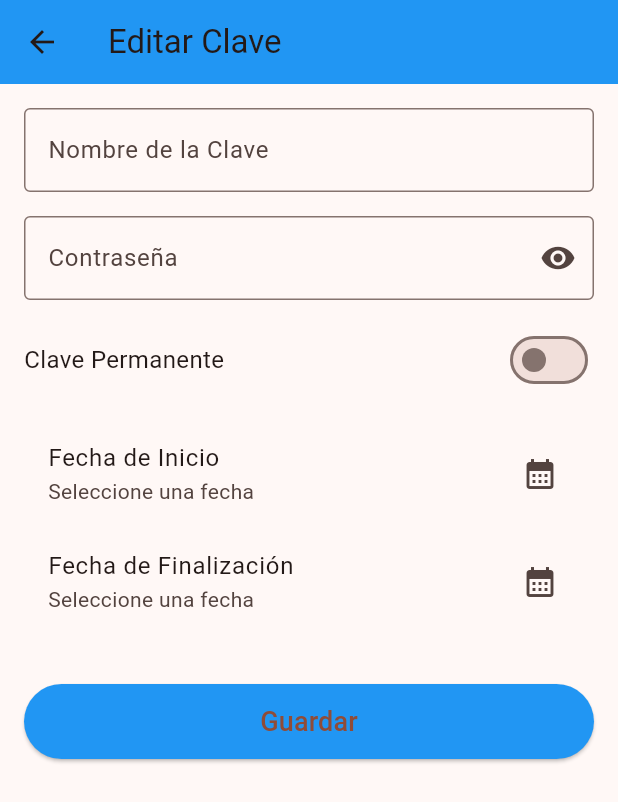
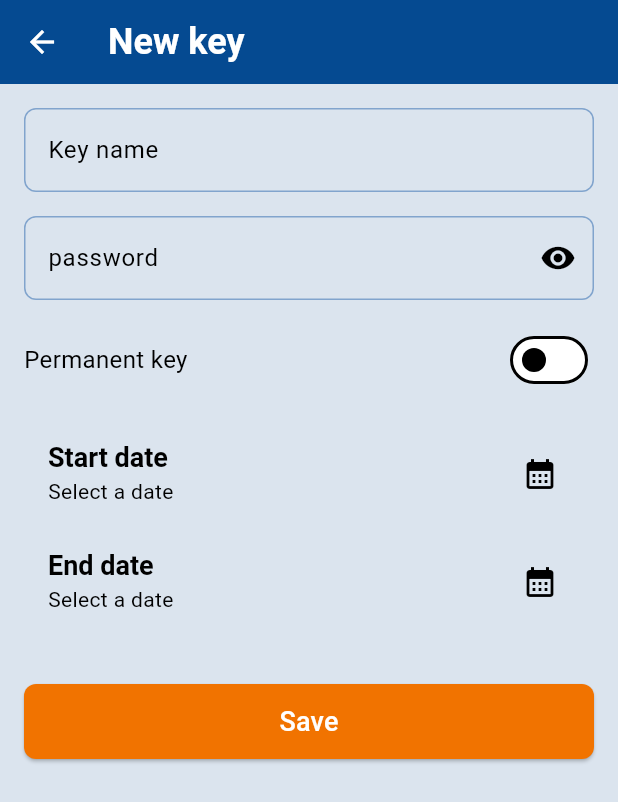
Before and after one commit to danielorviz/IntelligentMailbox, a Flutter app: the EditAuthKeyScreen screen opened directly with empty values, on a phone screen of 412 x 824 dp. Shown: the top 802 px of the screen. Run offline on Flutter 3.47's test engine with Material 3 defaults, Android fonts, the phone set to English and light mode, and no system bars; our stand-ins replace firebase_auth, firebase_core, firebase_database, fl_chart, google_sign_in, rxdart and 1 more; accounts and stored records are empty; generated files the repository leaves out were written again.

Commit message:
Estilos genericos e internacionalizacion authorized keys

```diff
--- a/intelligent_mailbox_app/lib/l10n/app_en.arb
+++ b/intelligent_mailbox_app/lib/l10n/app_en.arb
@@ -17,6 +17,25 @@
   "home": "Home",
   "packages": "Packages",
   "keys":"Keys",
-  "mail": "Mail"
+  "mail": "Mail",
+  "delete":"Delete",
+  "noMailboxSelected":"No mailbox selected",
+  "confirmDeleteAuthKey": "Are you sure you want to delete this authorized key?",
+  "authKeyDeleted": "Authorized key removed",
+  "permanentKey": "Permanent key",
+  "mustSelectStartDate": "You must select a start date first",
+  "endDateAfterStartDate": "The end date must be after the start date",
+  "endDateAndStartDateMandatory": "Start and end dates are mandatory",
+  "successfullyUpdated": "Successfully updated",
+  "editKey":"Edit key",
+  "newKey": "New key",
+  "keyName": "Key name",
+  "enterName": "Please enter a name",
+  "password": "password",
+  "enterValue": "Please enter a value",
+  "startDate": "Start date",
+  "endDate": "End date",
+  "selectDate": "Select a date",
+  "save": "Save"
 
 }
--- a/intelligent_mailbox_app/lib/main.dart
+++ b/intelligent_mailbox_app/lib/main.dart
@@ -3,6 +3,7 @@ import 'package:flutter_gen/gen_l10n/app_localizations.dart';
 import 'package:firebase_core/firebase_core.dart';
 import 'package:firebase_auth/firebase_auth.dart';
 import 'package:intelligent_mailbox_app/providers/mailbox_provider.dart';
+import 'package:intelligent_mailbox_app/utils/app_theme.dart';
 import 'package:provider/provider.dart';
 import 'package:intelligent_mailbox_app/providers/user_provider.dart';
 import 'package:intelligent_mailbox_app/pages/home_page.dart';
@@ -36,9 +37,7 @@ class MyApp extends StatelessWidget {
       child: MaterialApp(
         localizationsDelegates: AppLocalizations.localizationsDelegates,
         supportedLocales: AppLocalizations.supportedLocales,
-        theme: ThemeData(
-          colorScheme: ColorScheme.fromSeed(seedColor: Colors.deepOrange),
-        ),
+        theme: AppTheme.lightTheme,
         home: const AuthCheck(),
       ),
     );
--- a/intelligent_mailbox_app/lib/pages/edit_auth_key.dart
+++ b/intelligent_mailbox_app/lib/pages/edit_auth_key.dart
@@ -1,4 +1,5 @@
 import 'package:flutter/material.dart';
+import 'package:flutter_gen/gen_l10n/app_localizations.dart';
 import 'package:intelligent_mailbox_app/models/authorized_key.dart';
 import 'package:intelligent_mailbox_app/services/mailbox_service.dart';
 import 'package:intelligent_mailbox_app/utils/date_time_utils.dart';
@@ -61,7 +62,7 @@ class _EditKeyScreenState extends State<EditAuthKeyScreen> {
 
         setState(() {
           _initDate = combinedDateTime;
-          _finishDate = null; // Resetear la fecha de finalización
+          _finishDate = null;
         });
       }
     }
@@ -71,8 +72,8 @@ class _EditKeyScreenState extends State<EditAuthKeyScreen> {
 Future<void> _selectEndDate(BuildContext context) async {
   if (_initDate == null) {
     ScaffoldMessenger.of(context).showSnackBar(
-      const SnackBar(
-        content: Text('Debe seleccionar una fecha de inicio primero'),
+      SnackBar(
+        content: Text(AppLocalizations.of(context)!.mustSelectStartDate),
       ),
     );
     return;
@@ -108,10 +109,8 @@ Future<void> _selectEndDate(BuildContext context) async {
           });
         } else {
           ScaffoldMessenger.of(context).showSnackBar(
-            const SnackBar(
-              content: Text(
-                'La fecha de finalización debe ser posterior a la de inicio',
-              ),
+            SnackBar(
+              content: Text(AppLocalizations.of(context)!.endDateAfterStartDate),
             ),
           );
         }
@@ -125,9 +124,8 @@ Future<void> _selectEndDate(BuildContext context) async {
     if (_formKey.currentState!.validate()) {
       if (!_isPermanent && (_initDate == null || _finishDate == null)) {
         ScaffoldMessenger.of(context).showSnackBar(
-          const SnackBar(
-            content: Text('Las fechas de inicio y finalización son obligatorias'),
-          ),
+          SnackBar(
+            content: Text(AppLocalizations.of(context)!.mustSelectStartDate),),
         );
         return;
       }
@@ -141,7 +139,6 @@ Future<void> _selectEndDate(BuildContext context) async {
           finishDate: DateTimeUtils.getUnixTimestampWithoutTimezoneOffset(_finishDate),
         );
         await _mailboxService.updateAuthorizedKey(widget.mailboxId, updatedKey);
-        print('Actualizado: ${updatedKey.toMap()}');
       }else{
           final newKey = AuthorizedKey(
           initDate: DateTimeUtils.getUnixTimestampWithoutTimezoneOffset(_initDate),
@@ -152,14 +149,13 @@ Future<void> _selectEndDate(BuildContext context) async {
           finishDate: DateTimeUtils.getUnixTimestampWithoutTimezoneOffset(_finishDate),
         );
         await _mailboxService.createAuthorizedKey(widget.mailboxId, newKey);
-        print('Guardado: ${newKey.toMap()}');
       }
       if(mounted){
         Navigator.pop(context);
 
         ScaffoldMessenger.of(context).showSnackBar(
-            const SnackBar(
-              content: Text('Actualizado correctamente'),
+            SnackBar(
+              content: Text(AppLocalizations.of(context)!.successfullyUpdated),
             ),
           );
       }
@@ -171,8 +167,7 @@ Future<void> _selectEndDate(BuildContext context) async {
 
   return Scaffold(
     appBar: AppBar(
-      title: const Text("Editar Clave"),
-      backgroundColor: Colors.blue,
+      title: widget.keyData !=null ? Text(AppLocalizations.of(context)!.editKey) : Text(AppLocalizations.of(context)!.newKey),
     ),
     body: SingleChildScrollView(
       padding: const EdgeInsets.all(16.0),
@@ -183,13 +178,13 @@ Future<void> _selectEndDate(BuildContext context) async {
           children: [
             TextFormField(
               controller: _nameController,
-              decoration: const InputDecoration(
-                labelText: 'Nombre de la Clave',
+              decoration: InputDecoration(
+                labelText: AppLocalizations.of(context)!.keyName,
                 border: OutlineInputBorder(),
               ),
               validator: (value) {
                 if (value == null || value.isEmpty) {
-                  return 'Por favor, ingrese un nombre';
+                  return AppLocalizations.of(context)!.enterName;
                 }
                 return null;
               },
@@ -199,7 +194,7 @@ Future<void> _selectEndDate(BuildContext context) async {
               controller: _valueController,
               obscureText: _isObscured,
               decoration: InputDecoration(
-              labelText: 'Contraseña',
+              labelText: AppLocalizations.of(context)!.password,
               border: const OutlineInputBorder(),
               suffixIcon: IconButton(
                 icon: Icon(
@@ -214,7 +209,7 @@ Future<void> _selectEndDate(BuildContext context) async {
             ),
               validator: (value) {
                 if (value == null || value.isEmpty) {
-                  return 'Por favor, ingrese un valor';
+                  return AppLocalizations.of(context)!.enterValue;
                 }
                 return null;
               },
@@ -223,8 +218,8 @@ Future<void> _selectEndDate(BuildContext context) async {
             Row(
               mainAxisAlignment: MainAxisAlignment.spaceBetween,
               children: [
-                const Text(
-                  'Clave Permanente',
+                Text(
+                  AppLocalizations.of(context)!.permanentKey,
                   style: TextStyle(fontSize: 16),
                 ),
                 Switch(
@@ -240,21 +235,23 @@ Future<void> _selectEndDate(BuildContext context) async {
             if (!_isPermanent) ...[
               const SizedBox(height: 16),
               ListTile(
-                title: const Text('Fecha de Inicio'),
+                title: Text(AppLocalizations.of(context)!.startDate,
+                style: Theme.of(context).textTheme.headlineSmall,),
                 subtitle: Text(
                   _initDate != null
-                      ? _initDate!.toLocal().toString()
-                      : 'Seleccione una fecha',
+                      ?  ("${DateTimeUtils.formatDate(_initDate!.toLocal())}   ${DateTimeUtils.formatTime(_initDate!.toLocal())}")
+                      : AppLocalizations.of(context)!.selectDate,
                 ),
                 trailing: const Icon(Icons.calendar_month),
                 onTap: () => _selectStartDate(context),
               ),
               ListTile(
-                title: const Text('Fecha de Finalización'),
+                title: Text(AppLocalizations.of(context)!.endDate,
+                style: Theme.of(context).textTheme.headlineSmall,),
                 subtitle: Text(
                   _finishDate != null
-                      ? _finishDate!.toLocal().toString()
-                      : 'Seleccione una fecha',
+                      ?  "${DateTimeUtils.formatDate(_finishDate!.toLocal())}   ${DateTimeUtils.formatTime(_finishDate!.toLocal())}"
+                      : AppLocalizations.of(context)!.selectDate,
                 ),
                 trailing: const Icon(Icons.calendar_month),
                 onTap: _initDate == null
@@ -267,9 +264,8 @@ Future<void> _selectEndDate(BuildContext context) async {
               onPressed: _saveKey,
                 style: ElevatedButton.styleFrom(
                 minimumSize: const Size(double.infinity, 50),
-                backgroundColor: Colors.blue,
               ),
-              child: const Text('Guardar', style: TextStyle(fontSize: 18)),
+              child: Text(AppLocalizations.of(context)!.save, style: TextStyle(fontSize: 18)),
             ),
           ],
         ),
--- a/intelligent_mailbox_app/lib/pages/home_page.dart
+++ b/intelligent_mailbox_app/lib/pages/home_page.dart
@@ -1,12 +1,10 @@
 import 'package:flutter/material.dart';
 import 'package:flutter_gen/gen_l10n/app_localizations.dart';
-import 'package:intelligent_mailbox_app/models/mailbox.dart';
 import 'package:intelligent_mailbox_app/pages/login_page.dart';
 import 'package:intelligent_mailbox_app/pages/tabs/auth_keys_tab.dart';
 import 'package:intelligent_mailbox_app/pages/tabs/home_tab.dart';
 import 'package:intelligent_mailbox_app/pages/tabs/notifications_tab.dart';
 import 'package:intelligent_mailbox_app/pages/tabs/profile_tab.dart';
-import 'package:intelligent_mailbox_app/pages/mailbox_settings.dart';
 import 'package:intelligent_mailbox_app/providers/mailbox_provider.dart';
 import 'package:intelligent_mailbox_app/providers/user_provider.dart';
 import 'package:intelligent_mailbox_app/services/auth_service.dart';
@@ -49,12 +47,9 @@ class _MyHomePageState extends State<MyHomePage> {
     final mailboxProvider = Provider.of<MailboxProvider>(context);
 
     return Scaffold(
-      backgroundColor: Colors.white,
       appBar: AppBar(
-        backgroundColor: CustomColors.primaryBlue,
         title: Text(mailboxProvider.selectedMailbox?.name ??
           AppLocalizations.of(context)!.appTitle,
-          style: TextStyle(color: CustomColors.unselectedItem, fontWeight: FontWeight.bold),
         ),
         iconTheme: const IconThemeData(color: CustomColors.unselectedItem),
       ),
--- a/intelligent_mailbox_app/lib/pages/mailbox_settings.dart
+++ b/intelligent_mailbox_app/lib/pages/mailbox_settings.dart
@@ -122,7 +122,6 @@ class _MailboxSettingsScreenState extends State<MailboxSettingsScreen> {
     return Scaffold(
       appBar: AppBar(
         title: const Text('Configuración del Buzón'),
-        backgroundColor: Colors.blue,
       ),
       body: Padding(
         padding: const EdgeInsets.all(16.0),
@@ -186,7 +185,6 @@ class _MailboxSettingsScreenState extends State<MailboxSettingsScreen> {
                 onPressed: _saveSettings,
                 style: ElevatedButton.styleFrom(
                   minimumSize: const Size(double.infinity, 50),
-                  backgroundColor: Colors.blue,
                 ),
                 child: const Text(
                   'Guardar Configuración',
--- /dev/null
+++ b/intelligent_mailbox_app/lib/utils/app_theme.dart
@@ -0,0 +1,240 @@
+import 'package:flutter/material.dart';
+
+class AppTheme {
+  // Colores principales basados en la imagen
+  static const Color primaryBlue = Color(0xFF054A91);
+  static const Color secondaryBlue = Color(0xFF3E7CB1);
+  static const Color lightBlue = Color(0xFF81A4CD);
+  static const Color backgroundLight = Color(0xFFDBE4EE);
+  static const Color accentOrange = Color(0xFFF17300);
+
+  // Colores de texto específicos
+  static const Color textOnPrimaryBlue = Color(0xFFFFFFFF);
+  static const Color textOnSecondaryBlue = Color.fromARGB(255, 0, 0, 0);
+  static const Color textOnLightBlue = Color(0xFF054A91);
+  static const Color textOnBackgroundLight = Color(0xFF054A91);
+  static const Color textOnAccentOrange = Color(0xFFFFFFFF);
+
+// Colores adaptados para tema oscuro
+  static const Color backgroundDark = Color(0xFF012A4A);
+  static const Color surfaceDark = Color(0xFF3E7CB1);
+  static const Color textOnDark = Color(0xFF81A4CD);
+
+  static const Color cardExpiredLight = Color.fromARGB(255, 253, 238, 237);
+  static const Color cardActiveLight = Color.fromARGB(255, 242, 255, 242);
+  static const Color cardExpiredDark = Color(0xFF4A1E1E);
+  static const Color cardActiveDark = Color(0xFF1E4A1E);
+
+  static ThemeData darkTheme = ThemeData(
+    brightness: Brightness.dark,
+    primaryColor: primaryBlue,
+    scaffoldBackgroundColor: backgroundDark,
+    appBarTheme: AppBarTheme(
+      backgroundColor: primaryBlue,
+      iconTheme: const IconThemeData(color: textOnPrimaryBlue),
+      actionsIconTheme: const IconThemeData(color: textOnPrimaryBlue),
+      elevation: 0,
+      titleTextStyle: const TextStyle(
+        color: textOnPrimaryBlue,
+        fontSize: 20,
+        fontWeight: FontWeight.bold,
+      ),
+    ),
+    colorScheme: ColorScheme.dark(
+      primary: primaryBlue,
+      secondary: secondaryBlue,
+      surface: surfaceDark,
+      error: accentOrange,
+      onPrimary: textOnPrimaryBlue,
+      onSecondary: textOnSecondaryBlue,
+      onSurface: textOnDark,
+      onError: textOnAccentOrange,
+    ),
+    textTheme: const TextTheme(
+      headlineLarge: TextStyle(
+        color: textOnPrimaryBlue,
+        fontSize: 32,
+        fontWeight: FontWeight.bold,
+      ),
+      headlineMedium: TextStyle(
+        color: textOnPrimaryBlue,
+        fontSize: 24,
+        fontWeight: FontWeight.bold,
+      ),
+      headlineSmall: TextStyle(
+        color: textOnPrimaryBlue,
+        fontSize: 18,
+        fontWeight: FontWeight.bold,
+      ),
+      bodyLarge: TextStyle(
+        color: textOnDark,
+        fontSize: 16,
+      ),
+      bodyMedium: TextStyle(
+        color: lightBlue,
+        fontSize: 14,
+      ),
+      bodySmall: TextStyle(
+        color: textOnDark,
+        fontSize: 12,
+      ),
+    ),
+    bottomNavigationBarTheme: BottomNavigationBarThemeData(
+      backgroundColor: backgroundDark,
+      selectedItemColor: primaryBlue,
+      unselectedItemColor: lightBlue,
+      selectedLabelStyle: const TextStyle(fontWeight: FontWeight.bold),
+      unselectedLabelStyle: const TextStyle(fontWeight: FontWeight.normal),
+    ),
+    buttonTheme: ButtonThemeData(
+      buttonColor: accentOrange,
+      textTheme: ButtonTextTheme.primary,
+      shape: RoundedRectangleBorder(
+        borderRadius: BorderRadius.circular(8),
+      ),
+    ),
+    elevatedButtonTheme: ElevatedButtonThemeData(
+      style: ElevatedButton.styleFrom(
+        backgroundColor: accentOrange,
+        foregroundColor: textOnAccentOrange,
+        shape: RoundedRectangleBorder(
+          borderRadius: BorderRadius.circular(8),
+        ),
+      ),
+    ),
+    inputDecorationTheme: InputDecorationTheme(
+      filled: true,
+      fillColor: surfaceDark,
+      enabledBorder: OutlineInputBorder(
+        borderRadius: BorderRadius.circular(8),
+        borderSide: BorderSide(color: lightBlue),
+      ),
+      focusedBorder: OutlineInputBorder(
+        borderRadius: BorderRadius.circular(8),
+        borderSide: BorderSide(color: primaryBlue),
+      ),
+      labelStyle: const TextStyle(color: lightBlue),
+      hintStyle: const TextStyle(color: secondaryBlue),
+    ),
+    snackBarTheme: SnackBarThemeData(
+      backgroundColor: accentOrange,
+      contentTextStyle: const TextStyle(
+        color: textOnAccentOrange,
+        fontWeight: FontWeight.bold,
+      ),
+    ),
+    cardTheme: const CardTheme(
+      color: Colors.white,
+      margin: EdgeInsets.all(8),
+      shape: RoundedRectangleBorder(
+        borderRadius: BorderRadius.all(Radius.circular(8)),
+      ),
+    ),
+  );
+
+  static ThemeData lightTheme = ThemeData(
+    primaryColor: primaryBlue,
+    scaffoldBackgroundColor: backgroundLight,
+    appBarTheme: AppBarTheme(
+      backgroundColor: primaryBlue,
+      iconTheme: const IconThemeData(color: textOnPrimaryBlue),
+      actionsIconTheme: const IconThemeData(color: textOnPrimaryBlue),
+      elevation: 0,
+      titleTextStyle: const TextStyle(
+        color: textOnPrimaryBlue,
+        fontSize: 24,
+        fontWeight: FontWeight.bold,
+      ),
+    ),
+    colorScheme: ColorScheme.light(
+      primary: primaryBlue,
+      secondary: secondaryBlue,
+      surface: Colors.white,
+      error: accentOrange,
+      onPrimary: textOnPrimaryBlue,
+      onSecondary: textOnSecondaryBlue,
+      onSurface: textOnSecondaryBlue,
+      onError: textOnAccentOrange,
+    ),
+    textTheme: const TextTheme(
+      headlineLarge: TextStyle(
+        color: textOnSecondaryBlue,
+        fontSize: 32,
+        fontWeight: FontWeight.bold,
+      ),
+      headlineMedium: TextStyle(
+        color: textOnSecondaryBlue,
+        fontSize: 24,
+        fontWeight: FontWeight.bold,
+      ),
+       headlineSmall: TextStyle(
+        color: textOnSecondaryBlue,
+        fontSize: 18,
+        fontWeight: FontWeight.bold,
+      ),
+      bodyLarge: TextStyle(
+        color: textOnSecondaryBlue,
+        fontSize: 16,
+      ),
+      bodyMedium: TextStyle(
+        color: textOnSecondaryBlue,
+        fontSize: 14,
+      ),
+      bodySmall: TextStyle(
+        color: textOnSecondaryBlue,
+        fontSize: 12,
+      ),
+    ),
+    bottomNavigationBarTheme: const BottomNavigationBarThemeData(
+      backgroundColor: Colors.white,
+      selectedItemColor: primaryBlue,
+      unselectedItemColor: lightBlue,
+      selectedLabelStyle: TextStyle(fontWeight: FontWeight.bold),
+      unselectedLabelStyle: TextStyle(fontWeight: FontWeight.normal),
+    ),
+    buttonTheme: ButtonThemeData(
+      buttonColor: accentOrange,
+      textTheme: ButtonTextTheme.primary,
+      shape: RoundedRectangleBorder(
+        borderRadius: BorderRadius.circular(8),
+      ),
+    ),
+    elevatedButtonTheme: ElevatedButtonThemeData(
+      style: ElevatedButton.styleFrom(
+        backgroundColor: accentOrange,
+        foregroundColor: textOnAccentOrange,
+        shape: RoundedRectangleBorder(
+          borderRadius: BorderRadius.circular(8),
+        ),
+      ),
+    ),
+    inputDecorationTheme: InputDecorationTheme(
+      filled: true,
+      fillColor: backgroundLight,
+      enabledBorder: OutlineInputBorder(
+        borderRadius: BorderRadius.circular(8),
+        borderSide: BorderSide(color: lightBlue),
+      ),
+      focusedBorder: OutlineInputBorder(
+        borderRadius: BorderRadius.circular(8),
+        borderSide: BorderSide(color: textOnSecondaryBlue),
+      ),
+      labelStyle: const TextStyle(color: textOnSecondaryBlue),
+      hintStyle: const TextStyle(color: secondaryBlue),
+    ),
+    snackBarTheme: SnackBarThemeData(
+      backgroundColor: accentOrange,
+      contentTextStyle: const TextStyle(
+        color: textOnAccentOrange,
+        fontWeight: FontWeight.bold,
+      ),
+    ),
+    cardTheme: const CardTheme(
+      color: surfaceDark,
+      margin: EdgeInsets.all(8),
+      shape: RoundedRectangleBorder(
+        borderRadius: BorderRadius.all(Radius.circular(8)),
+      ),
+    ),
+  );
+}
--- a/intelligent_mailbox_app/lib/widgets/confirm_dialog.dart
+++ b/intelligent_mailbox_app/lib/widgets/confirm_dialog.dart
@@ -18,7 +18,8 @@ class ConfirmationDialog extends StatelessWidget {
   Widget build(BuildContext context) {
     return AlertDialog(
       title: Text(title),
-      content: Text(content),
+      content: Text(content,
+      style: Theme.of(context).textTheme.bodyMedium,),
       actions: [
         TextButton(
           onPressed: () => Navigator.of(context).pop(false),
--- a/intelligent_mailbox_app/lib/widgets/drawer_menu.dart
+++ b/intelligent_mailbox_app/lib/widgets/drawer_menu.dart
@@ -1,4 +1,3 @@
-import 'package:firebase_auth/firebase_auth.dart';
 import 'package:flutter/material.dart';
 import 'package:intelligent_mailbox_app/models/mailbox.dart';
 import 'package:intelligent_mailbox_app/pages/mailbox_settings.dart';
```
Also changed, not shown: intelligent_mailbox_app/lib/l10n/app_es.arb (+20 -1 lines), intelligent_mailbox_app/lib/pages/tabs/auth_keys_tab.dart (+89 -40 lines), intelligent_mailbox_app/lib/pages/tabs/home_tab.dart (+14 -9 lines), intelligent_mailbox_app/lib/services/mailbox_service.dart (+0 -8 lines).
